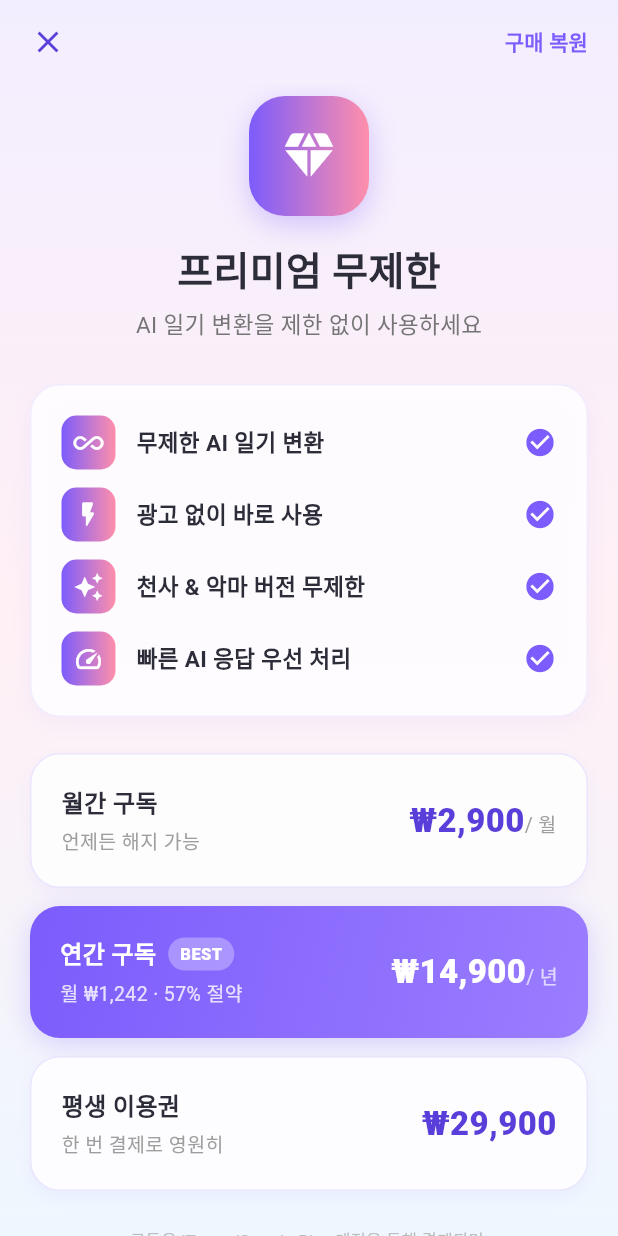
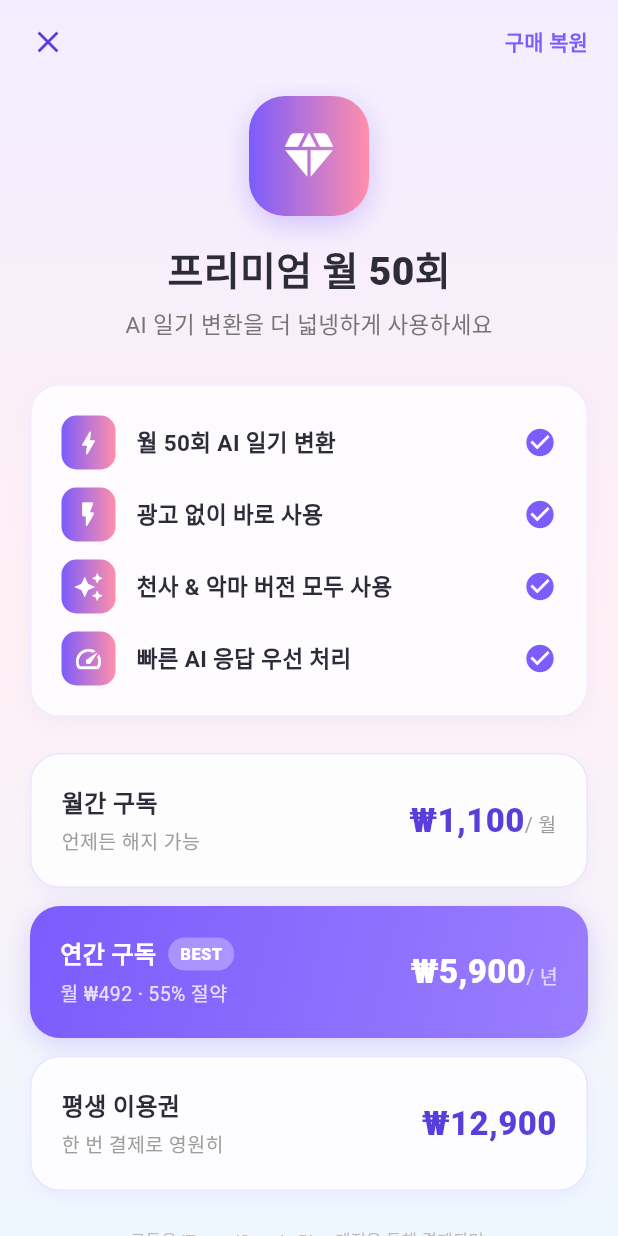
Before and after one commit to gogoonbuntu/mother-father-diary, a Flutter app: the PremiumScreen screen opened directly, on a phone screen of 412 x 824 dp. Run offline on Flutter 3.47's test engine with Material 3 defaults, Android fonts, the phone set to English and light mode, and no system bars; our stand-ins replace confetti, connectivity_plus, firebase_auth, firebase_core, firebase_database, google_fonts and 5 more; missing offline and left inert: clarity_flutter, encrypt; accounts and stored records are empty; network calls fail.

Commit message:
refactor: 무제한 → 월 50회 크레딧 시스템 + 가격 인하
- 무료: 3회/일 유지
- 프리미엄: 월 50회 (기존 무제한에서 변경)
- 프리미엄 한도 소진 시에도 광고로 추가 생성 가능
- 가격 인하: ₩1,100/월, ₩5,900/년, ₩12,900/평생
- 크레딧 뱃지: 💎 48/50월 (프리미엄) | 🎫 2/3일 (무료)
- 재생성 확인 팝업: 유저 타입별 남은 횟수 표시

```diff
--- a/lib/diary_entry_screen.dart
+++ b/lib/diary_entry_screen.dart
@@ -55,32 +55,44 @@ class _DiaryEntryScreenState extends State<DiaryEntryScreen> with TickerProvider
   String _activeResultMode = ''; // 'angel' or 'devil' — 하단에 어떤 결과를 표시할지
   String _aiProvider = '';
 
-  // 일일 생성 제한
+  // 생성 제한
   static const int _dailyFreeLimit = 3;
+  static const int _monthlyPremiumLimit = 50;
   int _todayCount = 0;
+  int _monthCount = 0;
   bool _adGranted = false; // 광고 시청으로 1회 추가 허용
   RewardedAd? _rewardedAd;
   final _purchaseService = PurchaseService();
 
-  // 오늘 날짜 키
+  // 날짜 키
   String get _todayKey => 'positive_count_${DateTime.now().year}-${DateTime.now().month}-${DateTime.now().day}';
+  String get _monthKey => 'premium_month_count_${DateTime.now().year}-${DateTime.now().month}';
 
-  // 남은 무료 횟수
+  // 남은 횟수
   int get _remainingFree => math.max(0, _dailyFreeLimit - _todayCount);
+  int get _remainingPremium => math.max(0, _monthlyPremiumLimit - _monthCount);
+  int get _remainingCredits => _purchaseService.isPremium ? _remainingPremium : _remainingFree;
+  bool get _hasCredits => _remainingCredits > 0;
 
-  // 일일 생성 횟수 로드
+  // 생성 횟수 로드
   Future<void> _loadDailyCount() async {
     final prefs = await SharedPreferences.getInstance();
     setState(() {
       _todayCount = prefs.getInt(_todayKey) ?? 0;
+      _monthCount = prefs.getInt(_monthKey) ?? 0;
     });
   }
 
-  // 일일 생성 횟수 증가
+  // 생성 횟수 증가
   Future<void> _incrementDailyCount() async {
     final prefs = await SharedPreferences.getInstance();
+    if (_purchaseService.isPremium) {
+      _monthCount++;
+      await prefs.setInt(_monthKey, _monthCount);
+    } else {
       _todayCount++;
       await prefs.setInt(_todayKey, _todayCount);
+    }
   }
 
   // 리워드 광고 로드
@@ -163,7 +175,7 @@ class _DiaryEntryScreenState extends State<DiaryEntryScreen> with TickerProvider
       context: context,
       builder: (ctx) => AlertDialog(
         title: Text('🔄 $label 버전 재생성'),
-        content: Text('새로운 $label 버전을 생성하시겠습니까?\n\n⚠️ 일일 무료 횟수 1회가 소모됩니다.\n(남은 횟수: $_remainingFree/$_dailyFreeLimit)'),
+        content: Text('새로운 $label 버전을 생성하시겠습니까?\n\n⚠️ 1회가 소모됩니다.\n(남은 횟수: ${_purchaseService.isPremium ? '$_remainingPremium/$_monthlyPremiumLimit 월' : '$_remainingFree/$_dailyFreeLimit 일'})'),
         actions: [
           TextButton(
             onPressed: () => Navigator.pop(ctx),
@@ -194,14 +206,8 @@ class _DiaryEntryScreenState extends State<DiaryEntryScreen> with TickerProvider
       return;
     }
 
-    // 프리미엄 사용자는 한도 무시
-    if (_purchaseService.isPremium) {
-      mode == 'angel' ? await _convertToAngelVersion() : await _convertToDevilVersion();
-      return;
-    }
-
-    // 일일 한도 체크
-    if (_remainingFree <= 0) {
+    // 한도 체크 (프리미엄: 50/월, 무료: 3/일)
+    if (!_hasCredits) {
       _showLimitDialog(mode: mode);
       return;
     }
@@ -212,15 +218,24 @@ class _DiaryEntryScreenState extends State<DiaryEntryScreen> with TickerProvider
 
   // 한도 초과 다이얼로그 — 광고 OR 프리미엄 선택
   void _showLimitDialog({String mode = 'angel'}) {
+    final isPremium = _purchaseService.isPremium;
     showDialog(
       context: context,
       builder: (ctx) => AlertDialog(
         shape: RoundedRectangleBorder(borderRadius: BorderRadius.circular(20)),
-        title: const Text('🔒 오늘 무료 횟수 소진', style: TextStyle(fontSize: 18, fontWeight: FontWeight.w700)),
+        title: Text(
+          isPremium ? '🔒 이번 달 횟수 소진' : '🔒 오늘 무료 횟수 소진',
+          style: const TextStyle(fontSize: 18, fontWeight: FontWeight.w700),
+        ),
         content: Column(
           mainAxisSize: MainAxisSize.min,
           children: [
-            const Text('하루 3회 무료 생성 횟수를 모두 사용했습니다.', style: TextStyle(fontSize: 14)),
+            Text(
+              isPremium
+                  ? '월 $_monthlyPremiumLimit회 프리미엄 횟수를 모두 사용했습니다.\n광고를 보면 추가 생성할 수 있어요!'
+                  : '하루 $_dailyFreeLimit회 무료 생성 횟수를 모두 사용했습니다.',
+              style: const TextStyle(fontSize: 14),
+            ),
             const SizedBox(height: 16),
             // 광고 보기 버튼
             SizedBox(
@@ -265,8 +280,9 @@ class _DiaryEntryScreenState extends State<DiaryEntryScreen> with TickerProvider
                 ),
               ),
             ),
+            // 무료 사용자만 프리미엄 구독 버튼 표시
+            if (!isPremium) ...[
               const SizedBox(height: 10),
-            // 프리미엄 구독 버튼
               SizedBox(
                 width: double.infinity,
                 child: OutlinedButton.icon(
@@ -280,7 +296,7 @@ class _DiaryEntryScreenState extends State<DiaryEntryScreen> with TickerProvider
                         setState(() {});
                         ScaffoldMessenger.of(context).showSnackBar(
                           SnackBar(
-                          content: const Text('🎉 프리미엄 활성화! 무제한으로 사용하세요!'),
+                            content: const Text('🎉 프리미엄 활성화! 월 50회까지 사용하세요!'),
                             behavior: SnackBarBehavior.floating,
                             shape: RoundedRectangleBorder(borderRadius: BorderRadius.circular(12)),
                             backgroundColor: const Color(0xFF7C5CFC),
@@ -290,7 +306,7 @@ class _DiaryEntryScreenState extends State<DiaryEntryScreen> with TickerProvider
                     });
                   },
                   icon: const Icon(Icons.diamond_rounded, size: 18),
-                label: const Text('프리미엄 무제한 구독'),
+                  label: const Text('프리미엄 구독 (월 50회)'),
                   style: OutlinedButton.styleFrom(
                     foregroundColor: const Color(0xFFE8577E),
                     side: const BorderSide(color: Color(0xFFE8577E), width: 1.5),
@@ -299,6 +315,7 @@ class _DiaryEntryScreenState extends State<DiaryEntryScreen> with TickerProvider
                   ),
                 ),
               ),
+            ],
           ],
         ),
         actions: [
@@ -784,30 +801,28 @@ class _DiaryEntryScreenState extends State<DiaryEntryScreen> with TickerProvider
                           // 잔여 횟수
                           GestureDetector(
                             onTap: () {
+                              if (!_purchaseService.isPremium) {
                                 Navigator.push(
                                   context,
                                   MaterialPageRoute(builder: (_) => const PremiumScreen()),
                                 ).then((purchased) {
                                   if (purchased == true && mounted) setState(() {});
                                 });
+                              }
                             },
                             child: Container(
                               padding: const EdgeInsets.symmetric(horizontal: 8, vertical: 6),
                               decoration: BoxDecoration(
-                                color: _purchaseService.isPremium
-                                    ? const Color(0xFFF3EEFF)
-                                    : _remainingFree > 0 ? const Color(0xFFF3EEFF) : const Color(0xFFFFEEF0),
+                                color: _hasCredits ? const Color(0xFFF3EEFF) : const Color(0xFFFFEEF0),
                                 borderRadius: BorderRadius.circular(10),
                               ),
                               child: Text(
                                 _purchaseService.isPremium
-                                    ? '💎 무제한'
-                                    : '🎫 $_remainingFree/$_dailyFreeLimit',
+                                    ? '💎 $_remainingPremium/$_monthlyPremiumLimit월'
+                                    : '🎫 $_remainingFree/$_dailyFreeLimit일',
                                 style: TextStyle(
                                   fontSize: 11,
-                                  color: _purchaseService.isPremium
-                                      ? const Color(0xFF7C5CFC)
-                                      : _remainingFree > 0 ? const Color(0xFF7C5CFC) : const Color(0xFFE8577E),
+                                  color: _hasCredits ? const Color(0xFF7C5CFC) : const Color(0xFFE8577E),
                                   fontWeight: FontWeight.w700,
                                 ),
                               ),
--- a/lib/premium_screen.dart
+++ b/lib/premium_screen.dart
@@ -77,7 +77,7 @@ class _PremiumScreenState extends State<PremiumScreen> {
                       ),
                       const SizedBox(height: 16),
                       const Text(
-                        '프리미엄 무제한',
+                        '프리미엄 월 50회',
                         style: TextStyle(
                           fontSize: 26, fontWeight: FontWeight.w800,
                           color: Color(0xFF2D2D3A),
@@ -85,7 +85,7 @@ class _PremiumScreenState extends State<PremiumScreen> {
                       ),
                       const SizedBox(height: 6),
                       Text(
-                        'AI 일기 변환을 제한 없이 사용하세요',
+                        'AI 일기 변환을 더 넓넹하게 사용하세요',
                         style: TextStyle(fontSize: 15, color: Colors.grey.shade600),
                       ),
                       const SizedBox(height: 28),
@@ -98,7 +98,7 @@ class _PremiumScreenState extends State<PremiumScreen> {
                       // ── 가격 카드 ──
                       _buildPlanCard(
                         title: '월간 구독',
-                        price: '₩2,900',
+                        price: '₩1,100',
                         period: '/ 월',
                         description: '언제든 해지 가능',
                         productId: PurchaseService.monthlyId,
@@ -108,9 +108,9 @@ class _PremiumScreenState extends State<PremiumScreen> {
                       const SizedBox(height: 12),
                       _buildPlanCard(
                         title: '연간 구독',
-                        price: '₩14,900',
+                        price: '₩5,900',
                         period: '/ 년',
-                        description: '월 ₩1,242 · 57% 절약',
+                        description: '월 ₩492 · 55% 절약',
                         productId: PurchaseService.yearlyId,
                         isPopular: true,
                         gradient: const [Color(0xFF7C5CFC), Color(0xFF9B7DFF)],
@@ -118,7 +118,7 @@ class _PremiumScreenState extends State<PremiumScreen> {
                       const SizedBox(height: 12),
                       _buildPlanCard(
                         title: '평생 이용권',
-                        price: '₩29,900',
+                        price: '₩12,900',
                         period: '',
                         description: '한 번 결제로 영원히',
                         productId: PurchaseService.lifetimeId,
@@ -165,11 +165,11 @@ class _PremiumScreenState extends State<PremiumScreen> {
       ),
       child: Column(
         children: [
-          _benefitRow(Icons.all_inclusive, '무제한 AI 일기 변환'),
+          _benefitRow(Icons.bolt_rounded, '월 50회 AI 일기 변환'),
           const SizedBox(height: 12),
           _benefitRow(Icons.flash_on_rounded, '광고 없이 바로 사용'),
           const SizedBox(height: 12),
-          _benefitRow(Icons.auto_awesome, '천사 & 악마 버전 무제한'),
+          _benefitRow(Icons.auto_awesome, '천사 & 악마 버전 모두 사용'),
           const SizedBox(height: 12),
           _benefitRow(Icons.speed, '빠른 AI 응답 우선 처리'),
         ],
```
Lines whose indentation alone changed are shown as unchanged.
